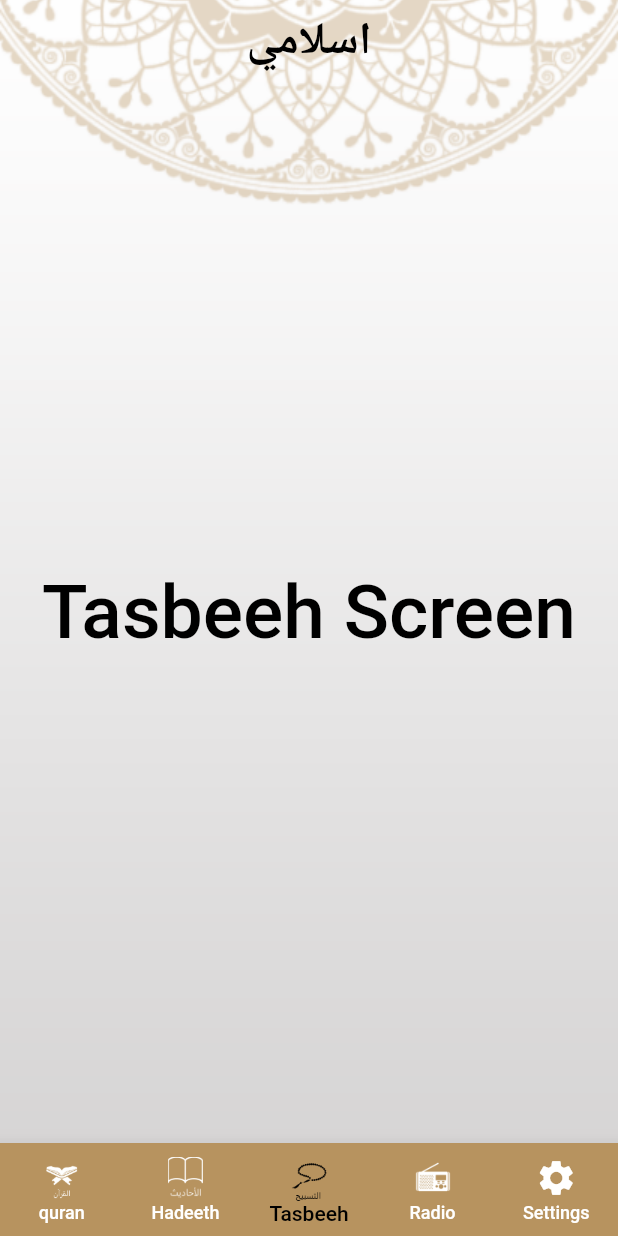
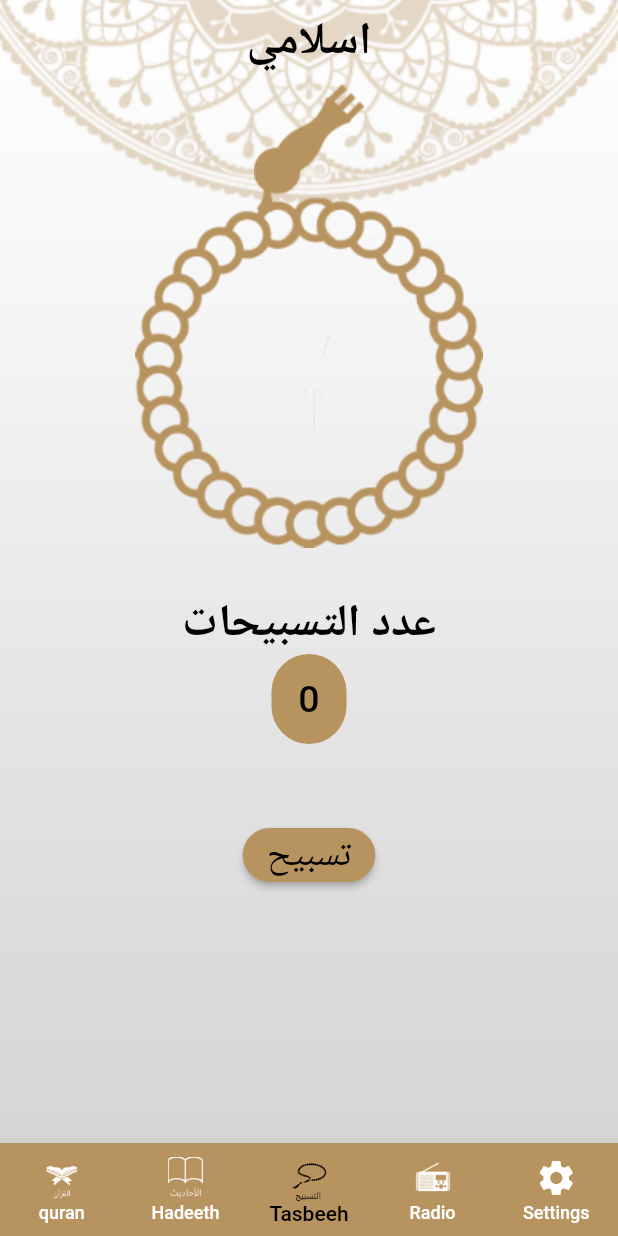
Before and after one commit to husseiiin258/islami_app, a Flutter app: the screen it shows after launch, item 3 of the bottom bar chosen, on a phone screen of 412 x 824 dp. Run offline on Flutter 3.47's test engine with Material 2 defaults, Android fonts, the phone set to English and light mode, and no system bars.

Commit message:
add sebha design

```diff
--- a/lib/moduls/quran/quran_details_view.dart
+++ b/lib/moduls/quran/quran_details_view.dart
@@ -26,6 +26,7 @@ class _QuranDetailsViewState extends State<QuranDetailsView> {
       readFiles(args.suraNumber);
     }
     ;
+
     var mediaQuery = MediaQuery.of(context).size;
     var theme = Theme.of(context);
     return Container(
--- a/lib/moduls/tasbeeh/tasbeeh_view.dart
+++ b/lib/moduls/tasbeeh/tasbeeh_view.dart
@@ -1,17 +1,66 @@
 import 'package:flutter/material.dart';
-class TasbeehView extends StatelessWidget {
+
+class TasbeehView extends StatefulWidget {
   const TasbeehView({super.key});
 
   @override
+  State<TasbeehView> createState() => _TasbeehViewState();
+}
+
+class _TasbeehViewState extends State<TasbeehView> {
+  int counter = 0;
+
+  @override
   Widget build(BuildContext context) {
-    return const Center(
-      child: Text(
-        "Tasbeeh Screen",
-        style: TextStyle(
-          fontWeight: FontWeight.w500,
-          fontSize: 50,
+    var theme = Theme.of(context);
+    return Center(
+        child: Column(
+      children: [
+        Stack(
+          children: [
+            Center(
+              child: Image.asset("assets/images/head_of_seb7a.png"),
+            ),
+            Container(
+              margin: EdgeInsets.only(top: 75, bottom: 30),
+              child:
+                  Center(child: Image.asset("assets/images/body_of_seb7a.png")),
+            ),
+          ],
         ),
-      ),
-    );
+        Text(
+          "عدد التسبيحات",
+          style: theme.textTheme.bodyLarge,
+        ),
+        Container(
+          margin: EdgeInsets.only(bottom: 50),
+          alignment: Alignment.center,
+          width: 50,
+          height: 60,
+          decoration: BoxDecoration(
+            color: Color(0xFFFB7935F),
+            borderRadius: BorderRadius.circular(25),
+          ),
+          child: Text("$counter"),
+        ),
+        ElevatedButton(
+          onPressed: () {
+            setState(() {
+              counter = counter + 1;
+            });
+          },
+          child: Text(
+            "تسبيح",
+            style: theme.textTheme.bodyMedium,
+          ),
+          style: ElevatedButton.styleFrom(
+            primary: Color(0xFFFB7935F),
+            shape: RoundedRectangleBorder(
+              borderRadius: BorderRadius.circular(30.0),
+            ),
+          ),
+        )
+      ],
+    ));
   }
 }
```
Also changed, not shown: assets/images/body_of_seb7a.png (added), assets/images/head_of_seb7a.png (added).
